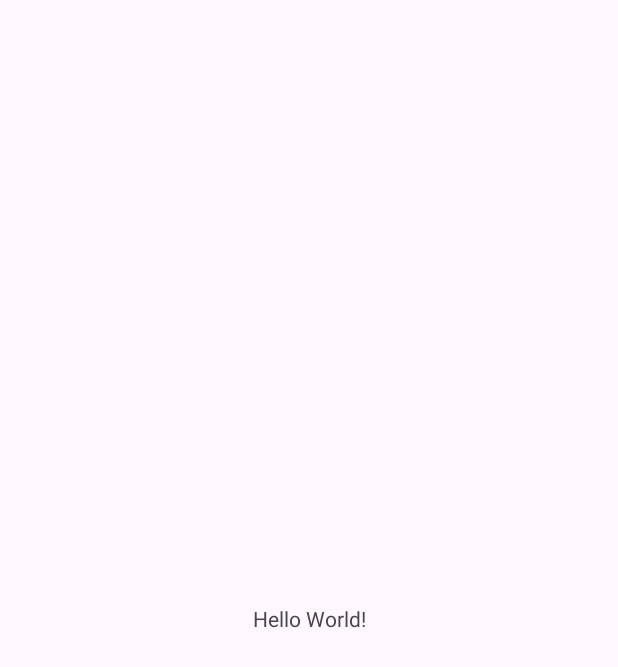
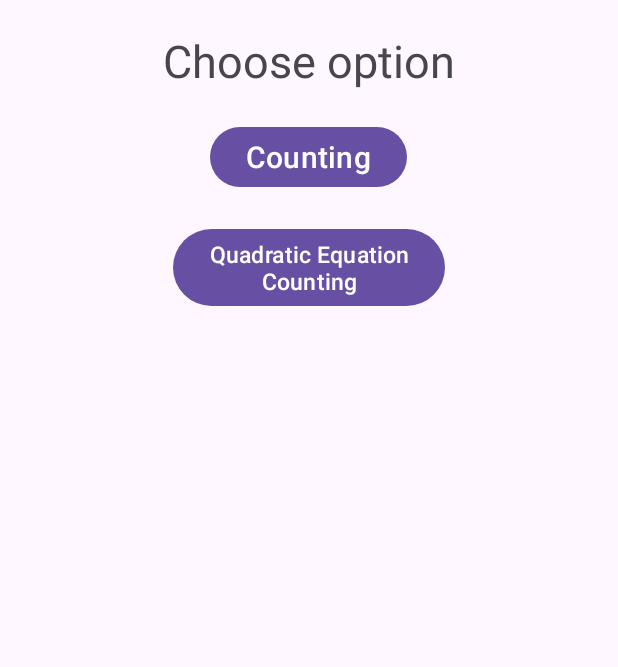
Before and after one commit to KostantinRudenko/CountingApp, an Android app: the screen it shows after launch (MainActivity), on a phone screen of 412 x 824 dp. Before the commit the part shown is almost empty. Shown: the top 667 px of the screen. Run offline under Robolectric (Android 15) with nearby library versions, the phone set to English and light mode, and no system bars.

Commit message:
Added menu

```diff
--- a/app/src/main/res/layout/activity_main.xml
+++ b/app/src/main/res/layout/activity_main.xml
@@ -1,6 +1,5 @@
 <?xml version="1.0" encoding="utf-8"?>
-<androidx.constraintlayout.widget.ConstraintLayout xmlns:android="http://schemas.android.com/apk/res/android"
-    xmlns:app="http://schemas.android.com/apk/res-auto"
+<RelativeLayout xmlns:android="http://schemas.android.com/apk/res/android"
     xmlns:tools="http://schemas.android.com/tools"
     android:id="@+id/main"
     android:layout_width="match_parent"
@@ -8,12 +7,42 @@
     tools:context=".MainActivity">
 
     <TextView
+        android:id="@+id/mainLabel"
+        android:text="@string/mainLabel"
         android:layout_width="wrap_content"
         android:layout_height="wrap_content"
-        android:text="Hello World!"
-        app:layout_constraintBottom_toBottomOf="parent"
-        app:layout_constraintEnd_toEndOf="parent"
-        app:layout_constraintStart_toStartOf="parent"
-        app:layout_constraintTop_toTopOf="parent" />
 
-</androidx.constraintlayout.widget.ConstraintLayout>
+        android:layout_centerHorizontal="true"
+        android:layout_alignParentTop="true"
+
+        android:layout_marginTop="20dp"
+        android:layout_marginBottom="20dp"
+
+        android:textSize="30sp"/>
+
+    <Button
+        android:id="@+id/countingBtn"
+        android:text="@string/countingBtn"
+
+        android:layout_width="wrap_content"
+        android:layout_height="wrap_content"
+
+        android:layout_below="@id/mainLabel"
+        android:layout_centerHorizontal="true"
+
+        android:layout_marginBottom="20dp"
+
+        android:textSize="20sp"/>
+
+    <Button
+        android:id="@+id/quadraticEquationBtn"
+        android:text="@string/quadraticEquationBtn"
+
+        android:layout_width="wrap_content"
+        android:layout_height="wrap_content"
+
+        android:layout_below="@id/countingBtn"
+        android:layout_centerHorizontal="true"
+
+        android:textSize="15sp"/>
+</RelativeLayout>
--- a/app/src/main/res/values/strings.xml
+++ b/app/src/main/res/values/strings.xml
@@ -1,11 +1,15 @@
 <resources>
     <string name="app_name">QuadraticEquationApp</string>
+
+    <string name="mainLabel">Choose option</string>
+    <string name="countingBtn">Counting</string>
+    <string name="quadraticEquationBtn">Quadratic Equation\nCounting</string>
+
     <string name="title">Quadratic equation:</string>
     <string name="equation">ax^2+bx+c</string>
     <string name="results">Results:</string>
     <string name="empty"> </string>
     <string name="count">Count results</string>
-
     <string name="enterA">Enter a:</string>
     <string name="enterB">Enter b:</string>
     <string name="enterC">Enter c:</string>
```
